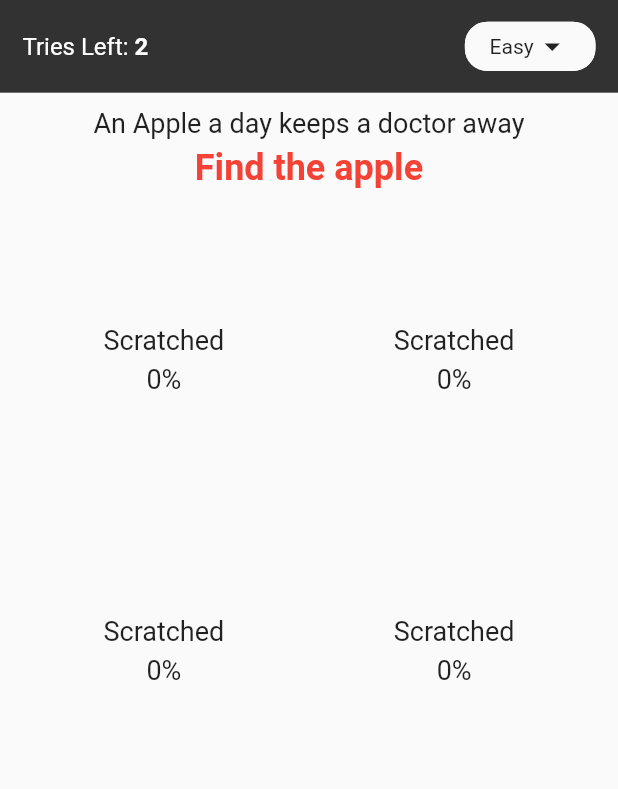
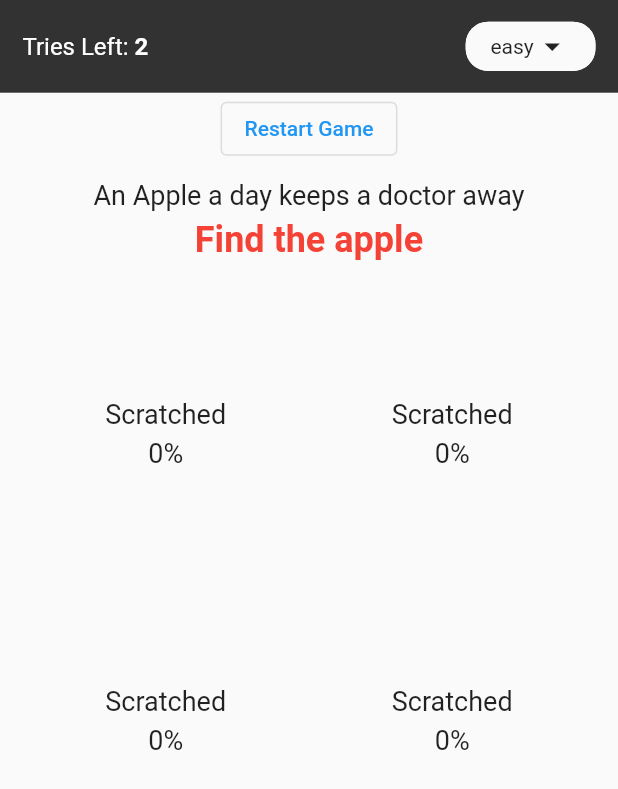
Before and after one commit to izaanjahangir/scratch-game-flutter, a Flutter app: the screen it shows after launch, on a phone screen of 412 x 824 dp. Shown: the top 789 px of the screen. Run offline on Flutter 3.47's test engine with Material 2 defaults, Android fonts, the phone set to English and light mode, and no system bars; missing offline and left inert: scratcher.

Commit message:
added option to change difficulty

```diff
--- a/lib/components/fruit/fruit.dart
+++ b/lib/components/fruit/fruit.dart
@@ -1,10 +1,18 @@
 import 'package:flutter/material.dart';
 import 'package:scratcher/scratcher.dart';
+import "package:scratcher_game/models/fruit.dart" as model;
 
 class Fruit extends StatefulWidget {
-  final double width;
+  final model.Fruit item;
+  final double brushSize;
+  final double cardWidth;
+  final Function onScratched;
 
-  Fruit({@required this.width});
+  Fruit(
+      {@required this.item,
+      @required this.cardWidth,
+      @required this.brushSize,
+      @required this.onScratched});
 
   @override
   _FruitState createState() => _FruitState();
@@ -26,8 +34,8 @@ class _FruitState extends State<Fruit> {
             scratchedPercentage = value;
           });
         },
-        brushSize: widget.width * 0.05,
-        threshold: 70,
+        brushSize: widget.brushSize,
+        threshold: 60,
         image: Image.asset("assets/images/scratch-here.jpeg"),
         onThreshold: () {
           setState(() {
@@ -39,15 +47,17 @@ class _FruitState extends State<Fruit> {
               opacity = 1;
             });
           });
+
+          widget.onScratched(widget.item);
         },
         child: Container(
-            width: widget.width * 0.45,
-            height: widget.width * 0.45,
+            width: widget.cardWidth,
+            height: widget.cardWidth,
             child: isScratched
                 ? AnimatedOpacity(
                     opacity: opacity,
                     duration: Duration(seconds: 1),
-                    child: Image.asset("assets/images/apple.png"))
+                    child: Image.asset(widget.item.image))
                 : Center(
                     child: Container(
                       child: Column(
--- /dev/null
+++ b/lib/models/fruit.dart
@@ -0,0 +1,9 @@
+class Fruit {
+  String id;
+  String image;
+
+  Fruit(id, image) {
+    this.id = id;
+    this.image = image;
+  }
+}
--- a/lib/screens/home/header.dart
+++ b/lib/screens/home/header.dart
@@ -2,8 +2,13 @@ import 'package:flutter/material.dart';
 
 class Header extends StatelessWidget {
   final Function onChipPress;
+  final int leftTries;
+  final String difficulty;
 
-  Header({@required this.onChipPress});
+  Header(
+      {@required this.onChipPress,
+      @required this.leftTries,
+      @required this.difficulty});
 
   @override
   Widget build(BuildContext context) {
@@ -22,12 +27,13 @@ class Header extends StatelessWidget {
               text: 'Tries Left: ',
               children: <TextSpan>[
                 TextSpan(
-                    text: '2', style: TextStyle(fontWeight: FontWeight.bold)),
+                    text: leftTries.toString(),
+                    style: TextStyle(fontWeight: FontWeight.bold)),
               ],
             ),
           ),
           ChipButton(
-            label: "Easy",
+            label: difficulty,
             onPress: onChipPress,
           )
         ],
@@ -59,10 +65,11 @@ class ChipButton extends StatelessWidget {
                 horizontal: height * 0.02, vertical: height * 0.005),
             child: Row(
               children: [
-                Text(
-                  label,
-                  style: TextStyle(fontSize: 14),
-                ),
+                if (label != null)
+                  Text(
+                    label,
+                    style: TextStyle(fontSize: 14),
+                  ),
                 Icon(
                   Icons.arrow_drop_down,
                   size: height * 0.03,
--- a/lib/screens/home/home.dart
+++ b/lib/screens/home/home.dart
@@ -2,8 +2,100 @@ import 'package:flutter/material.dart';
 import "package:scratcher_game/components/fruit/fruit.dart";
 import "package:scratcher_game/screens/home/header.dart";
 import "package:flutter/cupertino.dart";
+import "package:scratcher_game/models/fruit.dart" as model;
 
-class Home extends StatelessWidget {
+class Home extends StatefulWidget {
+  @override
+  _HomeState createState() => _HomeState();
+}
+
+class _HomeState extends State<Home> {
+  String difficulty = "easy";
+  int leftTries = 0;
+  List<model.Fruit> fruits = [];
+
+  @override
+  void initState() {
+    super.initState();
+
+    loadGame();
+  }
+
+  loadGame() {
+    final localDiff = difficulty;
+
+    setState(() {
+      difficulty = null;
+    });
+
+    new Future.delayed(const Duration(milliseconds: 100), () {
+      if (localDiff == "easy") {
+        loadEasy();
+      }
+      if (localDiff == "normal") {
+        loadNormal();
+      }
+      if (localDiff == "hard") {
+        loadHard();
+      }
+    });
+  }
+
+  loadEasy() {
+    final List<model.Fruit> newFruits = [
+      new model.Fruit("apple", "assets/images/apple.png"),
+      new model.Fruit("banana", "assets/images/banana.png"),
+      new model.Fruit("mango", "assets/images/mango.png"),
+      new model.Fruit("pineapple", "assets/images/pineapple.png"),
+    ];
+
+    newFruits.shuffle();
+
+    setState(() {
+      difficulty = "easy";
+      fruits = newFruits;
+      leftTries = 2;
+    });
+  }
+
+  loadNormal() {
+    final List<model.Fruit> newFruits = [
+      new model.Fruit("apple", "assets/images/apple.png"),
+      new model.Fruit("banana", "assets/images/banana.png"),
+      new model.Fruit("mango", "assets/images/mango.png"),
+      new model.Fruit("pineapple", "assets/images/pineapple.png"),
+      new model.Fruit("pomegranate", "assets/images/pomegranate.png"),
+      new model.Fruit("strawberry", "assets/images/strawberry.png"),
+    ];
+
+    newFruits.shuffle();
+
+    setState(() {
+      difficulty = "normal";
+      fruits = newFruits;
+      leftTries = 3;
+    });
+  }
+
+  loadHard() {
+    final List<model.Fruit> newFruits = [
+      new model.Fruit("apple", "assets/images/apple.png"),
+      new model.Fruit("banana", "assets/images/banana.png"),
+      new model.Fruit("mango", "assets/images/mango.png"),
+      new model.Fruit("pineapple", "assets/images/pineapple.png"),
+      new model.Fruit("pomegranate", "assets/images/pomegranate.png"),
+      new model.Fruit("strawberry", "assets/images/strawberry.png"),
+    ];
+
+    // newFruits.shuffle();
+
+    setState(() {
+      difficulty = "hard";
+      fruits = newFruits;
+      leftTries = 2;
+    });
+  }
+
   @override
   Widget build(BuildContext context) {
     final double width = MediaQuery.of(context).size.width;
@@ -17,18 +109,30 @@ class Home extends StatelessWidget {
             CupertinoActionSheetAction(
               child: const Text('Easy'),
               onPressed: () {
+                setState(() {
+                  difficulty = "easy";
+                  loadGame();
+                });
                 Navigator.pop(context);
               },
             ),
             CupertinoActionSheetAction(
               child: const Text('Normal'),
               onPressed: () {
+                setState(() {
+                  difficulty = "normal";
+                  loadGame();
+                });
                 Navigator.pop(context);
               },
             ),
             CupertinoActionSheetAction(
               child: const Text('Hard'),
               onPressed: () {
+                setState(() {
+                  difficulty = "hard";
+                  loadGame();
+                });
                 Navigator.pop(context);
               },
             )
@@ -43,13 +147,20 @@ class Home extends StatelessWidget {
       );
     }
 
+    handleScratched(scatchedItem) {
+      if (scatchedItem.id == "apple") {
+        print("You won");
+      }
+    }
+
     return Scaffold(
       body: SafeArea(
         child: Column(
           children: [
             Header(
-              onChipPress: showDifficultySelectModal,
-            ),
+                onChipPress: showDifficultySelectModal,
+                leftTries: leftTries,
+                difficulty: difficulty),
             Container(
               padding: const EdgeInsets.only(bottom: 15, left: 15, right: 15),
               child: Column(
@@ -57,9 +168,14 @@ class Home extends StatelessWidget {
                 children: [
                   Container(
                     width: double.infinity,
-                    padding: const EdgeInsets.symmetric(vertical: 10),
+                    padding: const EdgeInsets.only(bottom: 10),
                     child: Column(
                       children: [
+                        OutlinedButton(
+                            onPressed: loadGame, child: Text("Restart Game")),
+                        SizedBox(
+                          height: 10,
+                        ),
                         Text(
                           "An Apple a day keeps a doctor away",
                           textAlign: TextAlign.center,
@@ -82,18 +198,23 @@ class Home extends StatelessWidget {
                   SizedBox(
                     height: 10,
                   ),
-                  GridView.count(
-                    physics: new NeverScrollableScrollPhysics(),
-                    mainAxisSpacing: 5,
-                    crossAxisSpacing: 5,
-                    shrinkWrap: true,
-                    crossAxisCount: 2,
-                    children: List.generate(4, (index) {
-                      return Fruit(
-                        width: width,
-                      );
-                    }),
-                  ),
+                  if (difficulty != null)
+                    GridView.count(
+                      physics: new NeverScrollableScrollPhysics(),
+                      shrinkWrap: true,
+                      crossAxisCount: difficulty != "easy" ? 3 : 2,
+                      children: fruits
+                          .map((item) => Fruit(
+                              onScratched: handleScratched,
+                              brushSize: difficulty != "easy"
+                                  ? width * 0.025
+                                  : width * 0.05,
+                              cardWidth: difficulty != "easy"
+                                  ? width * 0.3
+                                  : width * 0.4,
+                              item: item))
+                          .toList(),
+                    ),
                 ],
               ),
             ),
```
